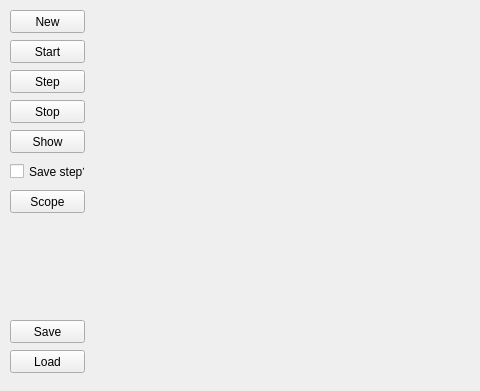
The window that Automat-komorkowy/GUI.ui (Lipa1333/Automat-komorkowy) describes before a commit, drawn with Qt 5; both pictures show x 0 to 480 and y 0 to 391 of the 749 by 698 pixel window.
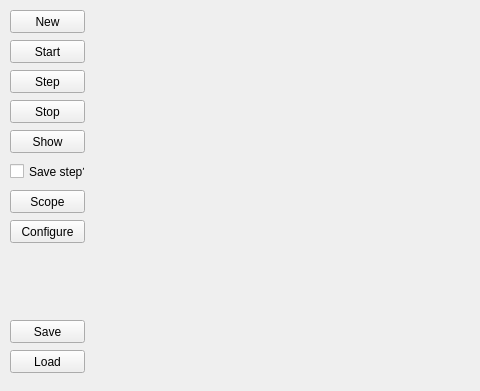
The same window after the commit.

Diff of the .ui file:
```diff
--- a/Automat-komorkowy/GUI.ui
+++ b/Automat-komorkowy/GUI.ui
@@ -387,6 +387,19 @@
      <string>Next</string>
     </property>
    </widget>
+   <widget class="QPushButton" name="ConfigButton">
+    <property name="geometry">
+     <rect>
+      <x>10</x>
+      <y>220</y>
+      <width>75</width>
+      <height>23</height>
+     </rect>
+    </property>
+    <property name="text">
+     <string>Configure</string>
+    </property>
+   </widget>
   </widget>
   <widget class="QStatusBar" name="statusBar"/>
  </widget>
```
